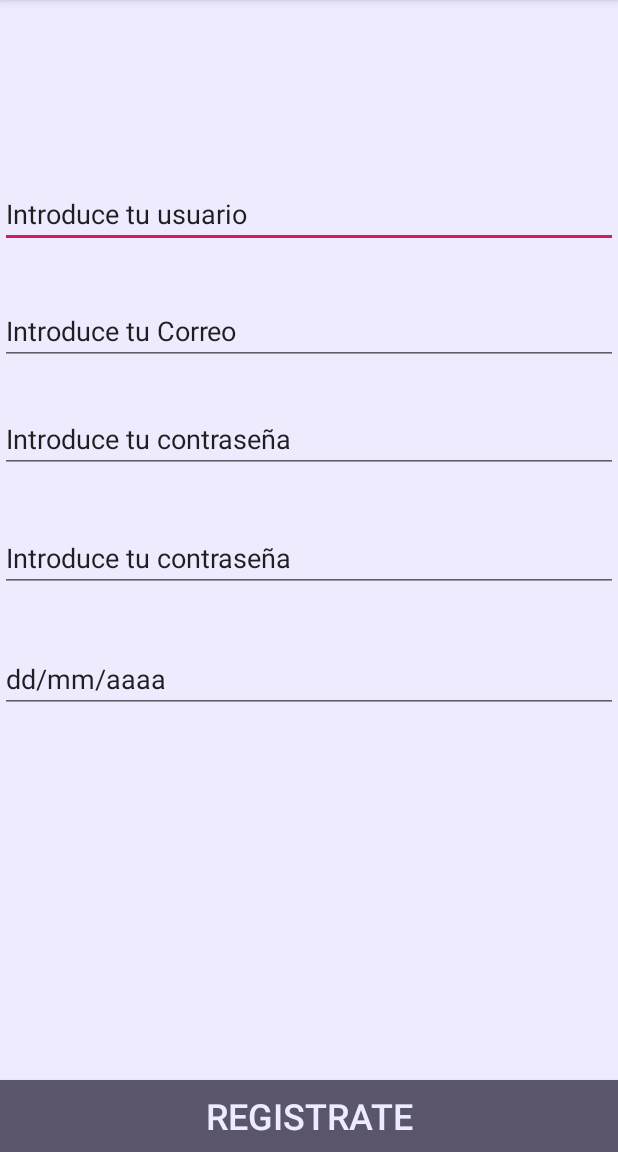
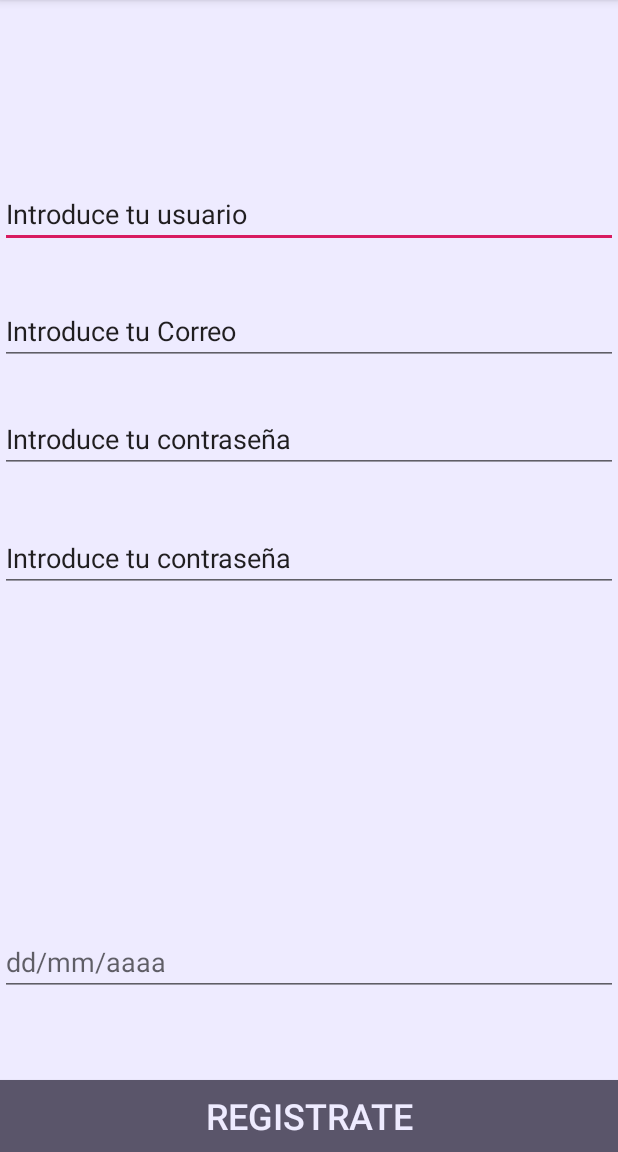
Before and after one commit to Navarro21111/BlueCompass, an Android app: the Registro screen opened directly, with no data from a screen before it, after a tap on "REGISTRATE", on a phone screen of 412 x 824 dp, the part 84-1236 px from its top. Run offline under Robolectric (Android 15) with nearby library versions, the phone set to English and light mode, and no system bars; our stand-ins replace Firebase (no records; nobody signed in at launch, a user with empty details on screens opened directly).

Commit message:
El mapa a medias tengo que corregirlo con la pili, y la fecha tambien

```diff
--- a/app/build.gradle
+++ b/app/build.gradle
@@ -30,8 +30,8 @@ dependencies {
     implementation 'com.android.support:recyclerview-v7:28.0.0'
     implementation 'com.google.firebase:firebase-database:16.0.1'
     implementation 'com.google.firebase:firebase-auth:16.0.1'
-
-
+    implementation 'com.google.android.gms:play-services-maps:15.0.1'
+    implementation 'com.google.android.gms:play-services-location:15.0.1'
 
 
 }
--- a/app/src/main/java/com/example/a21736256/bluecompass/LogIn.java
+++ b/app/src/main/java/com/example/a21736256/bluecompass/LogIn.java
@@ -17,7 +17,7 @@ public class LogIn extends AppCompatActivity {
 
     }
     public void irMenu(View view){
-        Intent i = new Intent(this, Menu.class);
+        Intent i = new Intent(this, CrearGrupo.class);
         startActivity(i);
     }
 }
--- a/app/src/main/java/com/example/a21736256/bluecompass/Registro.java
+++ b/app/src/main/java/com/example/a21736256/bluecompass/Registro.java
@@ -16,6 +16,9 @@ import com.google.firebase.database.FirebaseDatabase;
 import com.google.firebase.auth.FirebaseAuth;
 import com.google.firebase.auth.FirebaseUser;
 
+import java.util.Calendar;
+import java.util.GregorianCalendar;
+
 public class Registro extends AppCompatActivity {
     private EditText etUsuario;
     private EditText etCorreo;
@@ -26,10 +29,11 @@ public class Registro extends AppCompatActivity {
     private Usuario usuario;
 
     private String nombreUsuario;
-    private  String correo;
-    private  String contrasenna;
-    private  String repetir;
-    private  String nacimiento;
+    private String correo;
+    private String contrasenna;
+    private String repetir;
+    private String[] Compnacimiento;
+    private String nacimiento;
     private FirebaseAuth fba;
     private FirebaseUser user;
     @Override
@@ -65,17 +69,33 @@ public class Registro extends AppCompatActivity {
     private String validarDatos() {
         String msj = null;
 
-        nombreUsuario =etUsuario.getText().toString();
-        correo =etCorreo.getText().toString();
-        contrasenna =etContrasena.getText().toString();
-        repetir =etRepeticion.getText().toString();
-        nacimiento=etNacimiento.getText().toString();
+        nombreUsuario =etUsuario.getText().toString().trim();
+        correo =etCorreo.getText().toString().trim();
+        contrasenna =etContrasena.getText().toString().trim();
+        repetir =etRepeticion.getText().toString().trim();
+        //Compnacimiento=etNacimiento.toString().split("/");
+        nacimiento=etNacimiento.getText().toString().trim();
+        /*int dia=Integer.parseInt(Compnacimiento[0]);
+        int mes=Integer.parseInt(Compnacimiento[1]);
+        int año=Integer.parseInt(Compnacimiento[2]);
+        Calendar edad=new GregorianCalendar(año,mes,dia);
+        Calendar hoy=Calendar.getInstance();
+        int años=hoy.get(Calendar.YEAR)-edad.get(Calendar.YEAR);
+        edad.add(Calendar.YEAR,años);*/
+
+
 
         if(!contrasenna.equals(repetir)){
             //Toast.makeText(getBaseContext(),R.string.DistCont,Toast.LENGTH_LONG).show();
             msj=getString(R.string.DistCont);
 
         }
+      /*  else if(años>1){
+            msj="No es mayor de 18 años";
+        }
+*/
+
+
         else if(contrasenna.equals("")||nacimiento.equals("")|| correo.equals("")||nombreUsuario.equals("")){
             msj=getString(R.string.CampoVacio);
 
--- a/app/src/main/res/layout/activity_registro.xml
+++ b/app/src/main/res/layout/activity_registro.xml
@@ -48,18 +48,6 @@
         android:textColorHint="@color/Violeta5" />
 
     <EditText
-        android:id="@+id/etNac"
-        android:layout_width="match_parent"
-        android:layout_height="wrap_content"
-        android:layout_alignParentTop="true"
-        android:layout_marginTop="430dp"
-        android:ems="10"
-        android:hint="@string/et_fecha_nacimiento"
-        android:inputType="textPersonName"
-        android:textColor="@color/Violeta5"
-        android:textColorHint="@color/Violeta5" />
-
-    <EditText
         android:id="@+id/etContrasenna"
         android:layout_width="match_parent"
         android:layout_height="wrap_content"
@@ -89,4 +77,16 @@
         android:inputType="textPassword"
         android:textColorHint="@color/Violeta5" />
 
+    <EditText
+        android:id="@+id/etNac"
+        android:layout_width="match_parent"
+        android:layout_height="wrap_content"
+        android:layout_alignParentStart="true"
+        android:layout_alignParentBottom="true"
+        android:layout_marginBottom="104dp"
+        android:ems="10"
+        android:hint="@string/et_fecha_nacimiento"
+        android:inputType="date"
+        android:layout_alignParentLeft="true" />
+
 </RelativeLayout>
--- a/app/src/main/res/values/strings.xml
+++ b/app/src/main/res/values/strings.xml
@@ -26,5 +26,6 @@
     <string name="contrDigit">La contraseña ha de ser de 6 dígitos</string>
     <string name="msj_registrado">Usuario registrado</string>
     <string name="msj_no_registrado">Ha habido un error inesperado</string>
+    <string name="title_activity_maps">Map</string>
 
 </resources>
```
Also changed, not shown: app/src/debug/res/values/google_maps_api.xml (added, +24 -0 lines), app/src/main/AndroidManifest.xml (+30 -5 lines), app/src/main/java/com/example/a21736256/bluecompass/CrearGrupo.java (+160 -8 lines), app/src/main/java/com/example/a21736256/bluecompass/DatePickerFragment.java (deleted, +0 -29 lines), app/src/main/res/layout/activity_crear_grupo.xml (+17 -1 lines), 1 other file.
